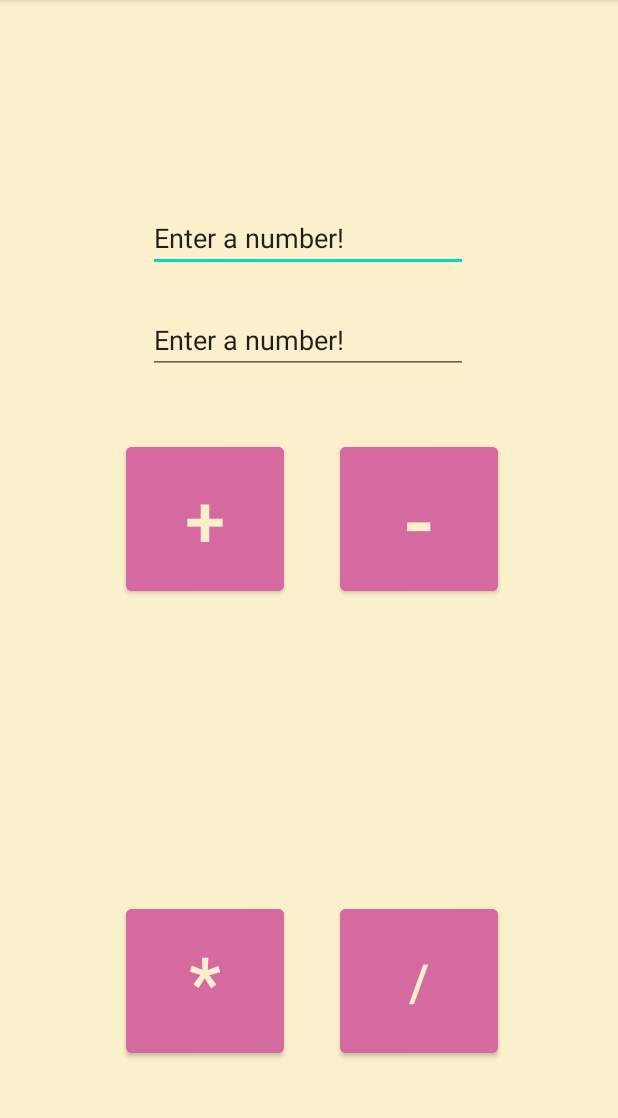
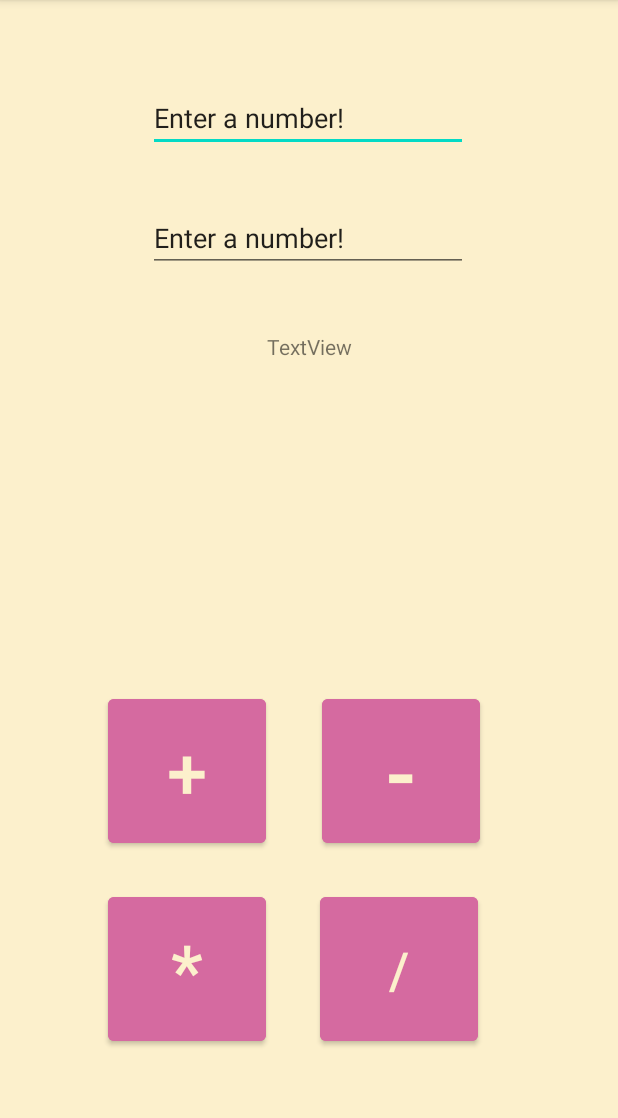
Before and after one commit to costigane/Calculator, an Android app: the screen it shows after launch (MainActivity), on a phone screen of 412 x 824 dp, the part 84-1202 px from its top. Run offline under Robolectric (Android 15) with nearby library versions, the phone set to English and light mode, and no system bars.

Commit message:
math operation buttons functional + constrained

```diff
--- a/app/src/main/res/layout/activity_main.xml
+++ b/app/src/main/res/layout/activity_main.xml
@@ -11,55 +11,61 @@
         android:id="@+id/subtraction"
         android:layout_width="105dp"
         android:layout_height="108dp"
-        android:layout_marginTop="292dp"
-        android:layout_marginEnd="80dp"
+        android:layout_marginStart="36dp"
+        android:layout_marginBottom="200dp"
         android:backgroundTint="@color/pink"
         android:text="-"
         android:textSize="60sp"
+        android:onClick="findDifference"
+        app:layout_constraintBottom_toBottomOf="parent"
         app:layout_constraintEnd_toEndOf="parent"
-        app:layout_constraintTop_toTopOf="parent" />
+        app:layout_constraintHorizontal_bias="0.012"
+        app:layout_constraintStart_toEndOf="@+id/addition" />
 
     <Button
         android:id="@+id/multiplication"
         android:layout_width="105dp"
         android:layout_height="108dp"
-        android:layout_marginStart="84dp"
-        android:layout_marginBottom="60dp"
+        android:layout_marginStart="72dp"
+        android:layout_marginTop="24dp"
         android:backgroundTint="@color/pink"
         android:text="*"
         android:textSize="48sp"
-        app:layout_constraintBottom_toBottomOf="parent"
-        app:layout_constraintStart_toStartOf="parent" />
+        android:onClick="findProduct"
+        app:layout_constraintStart_toStartOf="parent"
+        app:layout_constraintTop_toBottomOf="@+id/addition" />
 
     <Button
         android:id="@+id/division"
         android:layout_width="105dp"
         android:layout_height="108dp"
-        android:layout_marginEnd="80dp"
-        android:layout_marginBottom="60dp"
+        android:layout_marginStart="36dp"
+        android:layout_marginTop="24dp"
         android:backgroundTint="@color/pink"
         android:text="/"
         android:textSize="34sp"
-        app:layout_constraintBottom_toBottomOf="parent"
-        app:layout_constraintEnd_toEndOf="parent" />
+        android:onClick="findQuotient"
+        app:layout_constraintStart_toEndOf="@+id/multiplication"
+        app:layout_constraintTop_toBottomOf="@+id/subtraction" />
 
     <Button
         android:id="@+id/addition"
         android:layout_width="105dp"
         android:layout_height="108dp"
-        android:layout_marginStart="84dp"
-        android:layout_marginTop="292dp"
+        android:layout_marginStart="72dp"
+        android:layout_marginBottom="200dp"
         android:backgroundTint="@color/pink"
+        android:onClick="findSum"
         android:text="+"
         android:textSize="48sp"
-        app:layout_constraintStart_toStartOf="parent"
-        app:layout_constraintTop_toTopOf="parent" />
+        app:layout_constraintBottom_toBottomOf="parent"
+        app:layout_constraintStart_toStartOf="parent" />
 
     <EditText
         android:id="@+id/input1"
         android:layout_width="wrap_content"
         android:layout_height="wrap_content"
-        android:layout_marginTop="136dp"
+        android:layout_marginTop="56dp"
         android:ems="10"
         android:inputType="textPersonName"
         android:text="Enter a number!"
@@ -72,7 +78,7 @@
         android:id="@+id/input2"
         android:layout_width="wrap_content"
         android:layout_height="wrap_content"
-        android:layout_marginTop="204dp"
+        android:layout_marginTop="136dp"
         android:ems="10"
         android:inputType="textPersonName"
         android:text="Enter a number!"
@@ -81,4 +87,14 @@
         app:layout_constraintStart_toStartOf="parent"
         app:layout_constraintTop_toTopOf="parent" />
 
+    <TextView
+        android:id="@+id/resultTV"
+        android:layout_width="wrap_content"
+        android:layout_height="wrap_content"
+        android:layout_marginTop="40dp"
+        android:text="TextView"
+        app:layout_constraintEnd_toEndOf="parent"
+        app:layout_constraintStart_toStartOf="parent"
+        app:layout_constraintTop_toBottomOf="@+id/input2" />
+
 </androidx.constraintlayout.widget.ConstraintLayout>
```
Also changed, not shown: app/src/main/java/com/example/calculatorapp/MainActivity.java (+51 -0 lines).
